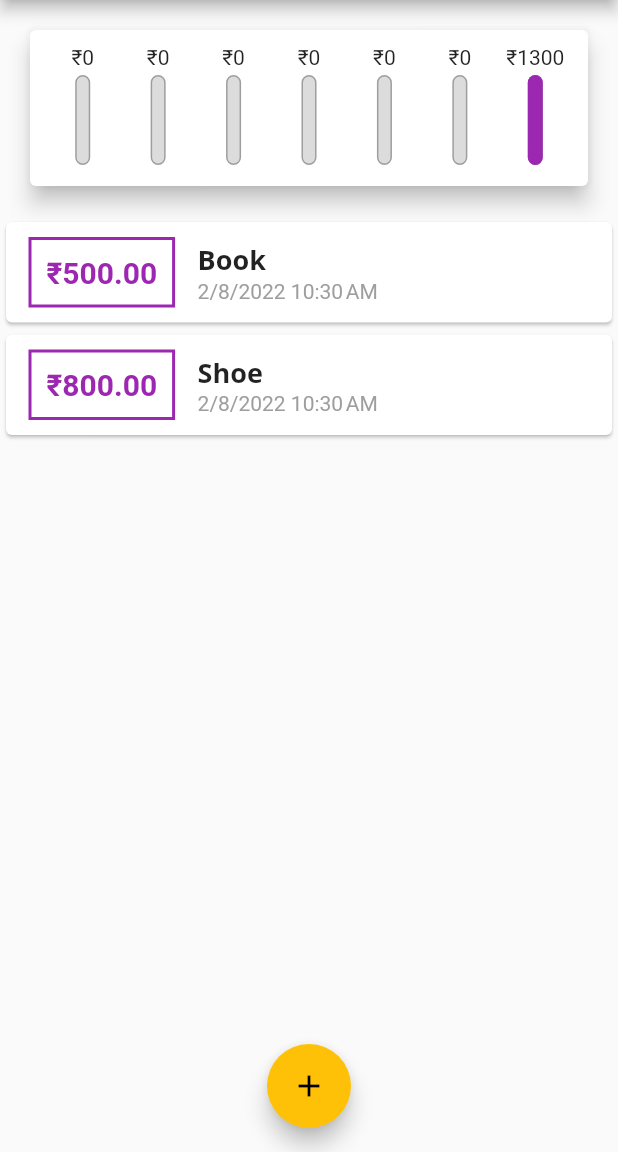
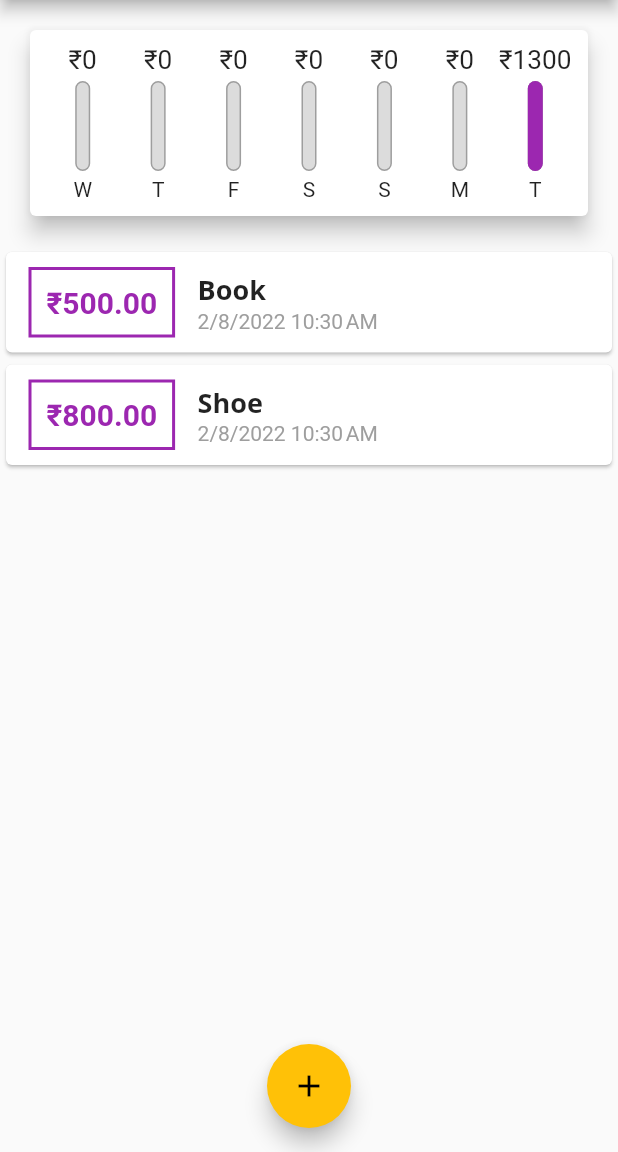
Before and after one commit to Mridul2820/expence-planner, a Flutter app: the screen it shows after launch, on a phone screen of 412 x 824 dp, the part 84-1236 px from its top. Run offline on Flutter 3.47's test engine with Material 2 defaults, Android fonts, the phone set to English and light mode, and no system bars.

Commit message:
bar chart issues update

```diff
--- a/lib/widgets/chart_bar.dart
+++ b/lib/widgets/chart_bar.dart
@@ -11,8 +11,11 @@ class ChartBar extends StatelessWidget {
   Widget build(BuildContext context) {
     return Column(
       children: <Widget>[
-        FittedBox(
-          child: Text('\u{20B9}${spendingAmount.toStringAsFixed(0)}'),
+        Container(
+          height: 20,
+          child: FittedBox(
+            child: Text('\u{20B9}${spendingAmount.toStringAsFixed(0)}'),
+          ),
         ),
         SizedBox(
           height: 4,
@@ -47,6 +50,7 @@ class ChartBar extends StatelessWidget {
         SizedBox(
           height: 4,
         ),
+        Text(label),
       ],
     );
   }
```
